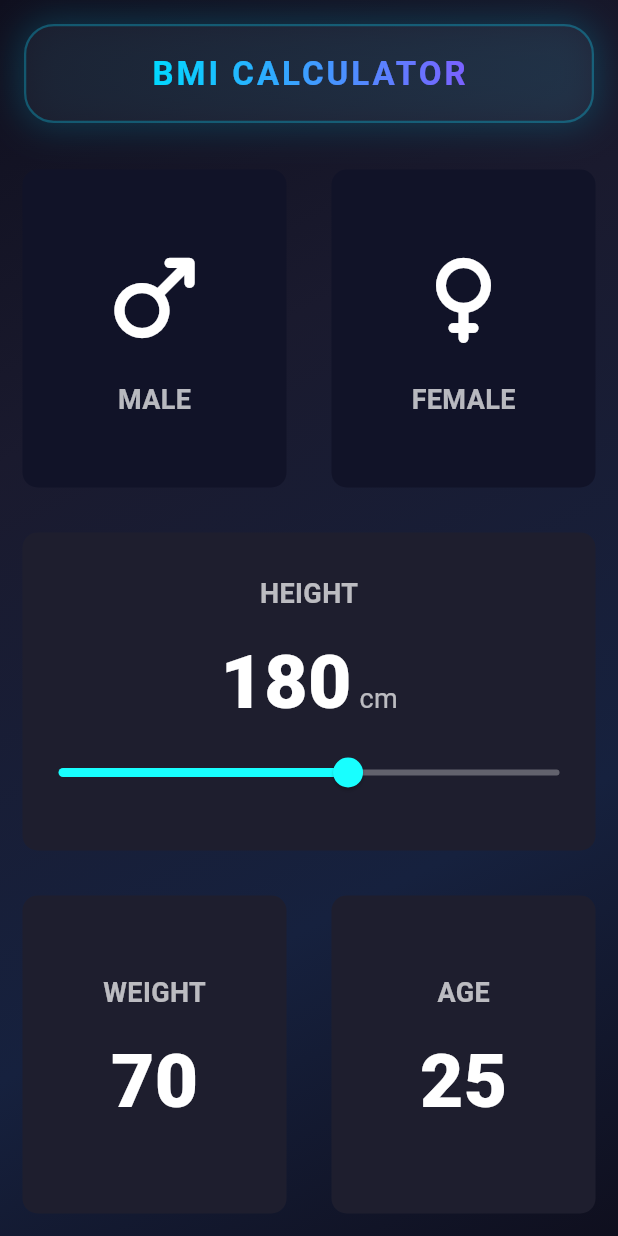
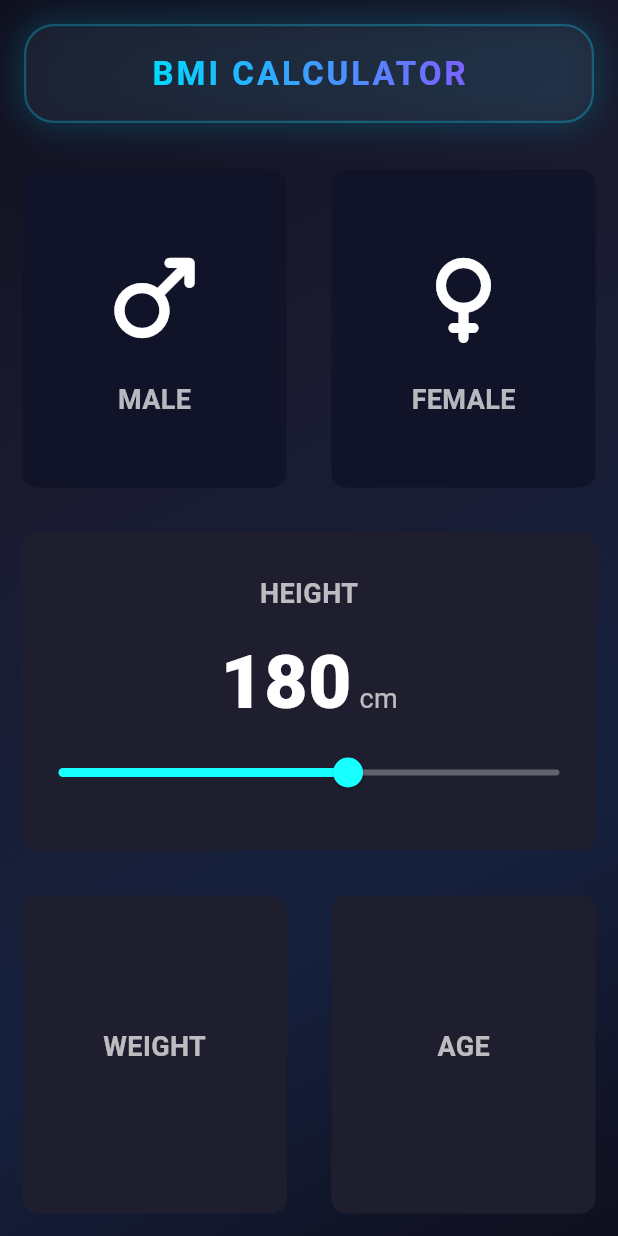
Before and after one commit to gulfamali16/App-Development-Portfolio, a Flutter app: the screen it shows after launch, on a phone screen of 412 x 824 dp. Run offline on Flutter 3.47's test engine with Material 3 defaults, Android fonts, the light colour scheme and no system bars; our stand-ins replace device_info_plus, flutter_local_notifications, image_picker, pdf, permission_handler, printing and 4 more; missing offline and left inert: workmanager; accounts and stored records are empty.

```diff
--- a/bmi/lib/main.dart
+++ b/bmi/lib/main.dart
@@ -342,10 +342,6 @@ class _InputPageState extends State<InputPage> {
                                     style: kLabelTextStyle,
                                   ),
                                   const SizedBox(height: 10),
-                                  Text(
-                                    '70',
-                                    style: kNumberTextStyle,
-                                  ),
                                 ],
                               ),
                             ),
@@ -362,10 +358,6 @@ class _InputPageState extends State<InputPage> {
                                     style: kLabelTextStyle,
                                   ),
                                   const SizedBox(height: 10),
-                                  Text(
-                                    '25',
-                                    style: kNumberTextStyle,
-                                  ),
                                 ],
                               ),
                             ),
```
